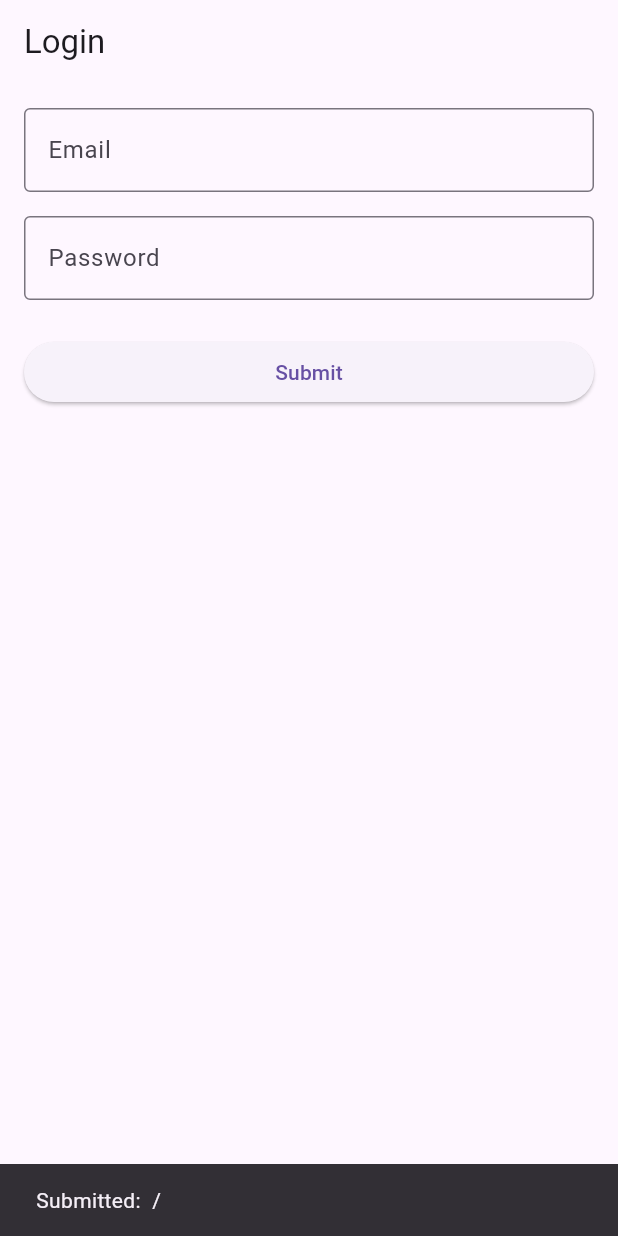
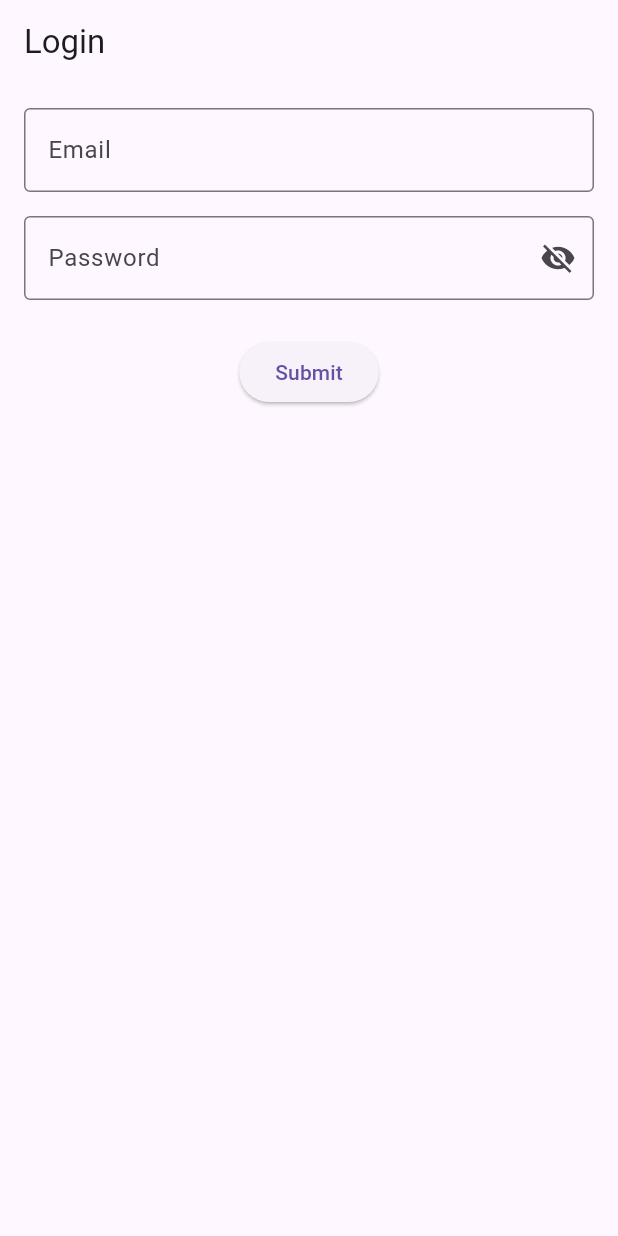
Before and after one commit to Padmakumar18/Cricket-Scoreboard, a Flutter app: the screen it shows after launch, after a tap on "Submit", on a phone screen of 412 x 824 dp. Run offline on Flutter 3.47's test engine with Material 3 defaults, Android fonts, the phone set to English and light mode, and no system bars.

Commit message:
Login page created

```diff
--- a/my_app/lib/screens/login.dart
+++ b/my_app/lib/screens/login.dart
@@ -1,26 +1,41 @@
 import 'package:flutter/material.dart';
 
-class Login extends StatelessWidget {
+class Login extends StatefulWidget {
   final String emailId;
   final String password;
 
   const Login({super.key, required this.emailId, required this.password});
 
   @override
+  State<Login> createState() => _LoginState();
+}
+
+class _LoginState extends State<Login> {
+  late TextEditingController emailController;
+  late TextEditingController passwordController;
+  bool _obscurePassword = true;
+
+  @override
+  void initState() {
+    super.initState();
+    emailController = TextEditingController(text: widget.emailId);
+    passwordController = TextEditingController(text: widget.password);
+  }
+
+  @override
+  void dispose() {
+    emailController.dispose();
+    passwordController.dispose();
+    super.dispose();
+  }
+
+  @override
   Widget build(BuildContext context) {
-    final TextEditingController emailController = TextEditingController(
-      text: emailId,
-    );
-    final TextEditingController passwordController = TextEditingController(
-      text: password,
-    );
-
     return Scaffold(
       appBar: AppBar(title: const Text('Login')),
       body: Padding(
         padding: const EdgeInsets.all(16.0),
         child: Column(
-          crossAxisAlignment: CrossAxisAlignment.stretch,
           children: [
             TextFormField(
               controller: emailController,
@@ -33,22 +48,36 @@ class Login extends StatelessWidget {
             const SizedBox(height: 16),
             TextFormField(
               controller: passwordController,
-              decoration: const InputDecoration(
+              obscureText: _obscurePassword,
+              decoration: InputDecoration(
                 labelText: 'Password',
-                border: OutlineInputBorder(),
+                border: const OutlineInputBorder(),
+                suffixIcon: IconButton(
+                  icon: Icon(
+                    _obscurePassword ? Icons.visibility_off : Icons.visibility,
+                  ),
+                  onPressed: () {
+                    setState(() {
+                      _obscurePassword = !_obscurePassword;
+                    });
+                  },
+                ),
               ),
-              obscureText: true,
             ),
             const SizedBox(height: 24),
             ElevatedButton(
               onPressed: () {
-                // Simulate form submission
                 String email = emailController.text;
                 String password = passwordController.text;
 
-                ScaffoldMessenger.of(context).showSnackBar(
-                  SnackBar(content: Text('Submitted: $email / $password')),
-                );
+                print('Email: $email');
+                print('Password: $password');
+
+                emailController.clear();
+                passwordController.clear();
+                // ScaffoldMessenger.of(context).showSnackBar(
+                //   SnackBar(content: Text('Submitted: $email / $password')),
+                // );
               },
               child: const Text('Submit'),
             ),
```
